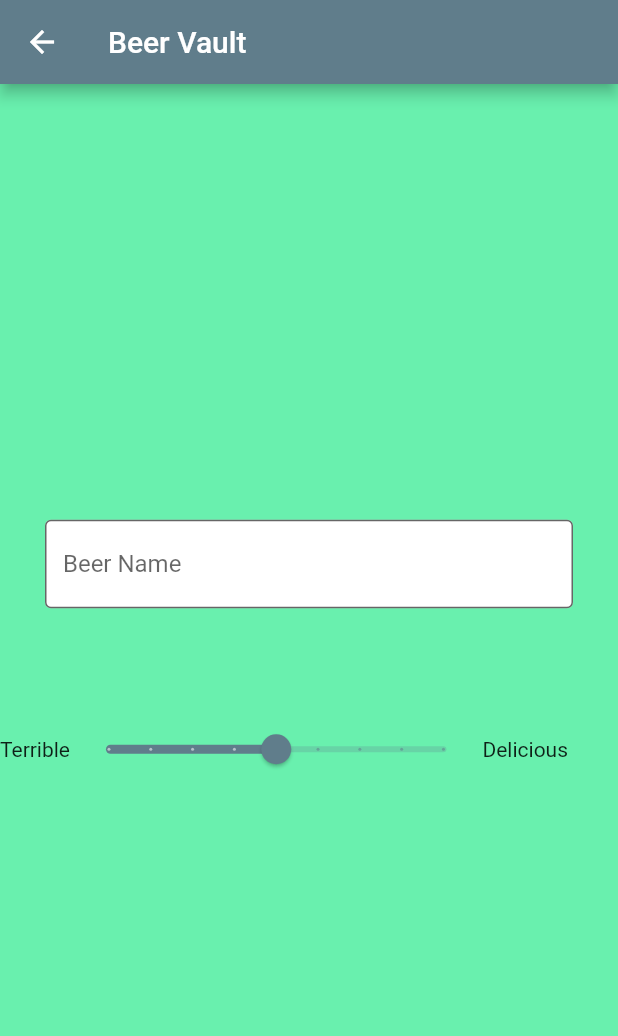
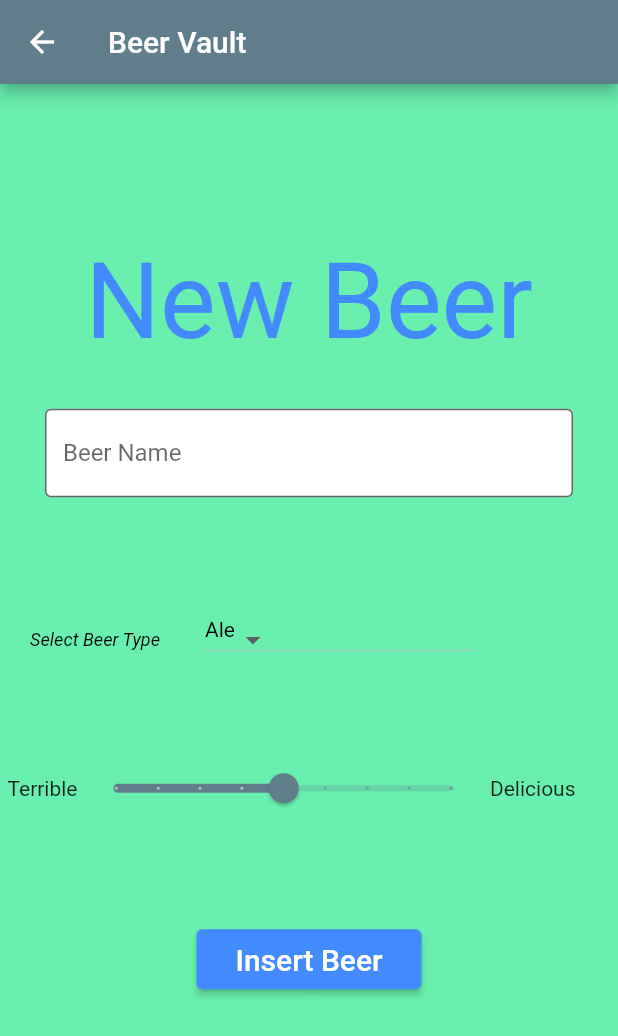
Before and after one commit to codyhanes32/Need_For_Feed, a Flutter app: the NewDrink screen opened directly, on a phone screen of 412 x 824 dp. Shown: the top 1036 px of the screen. Run offline on Flutter 3.47's test engine with Material 2 defaults, Android fonts, the light colour scheme and no system bars; network calls fail; Roboto replaces fonts that are missing (Hind).

Commit message:
added beer catagory to new drink page

```diff
--- a/lib/NewDrink.dart
+++ b/lib/NewDrink.dart
@@ -6,10 +6,12 @@ class NewDrink extends StatefulWidget {
   @override
   _NewDrinkState createState() => _NewDrinkState();
 }
-
 class _NewDrinkState extends State<NewDrink> {
   double rating = 3;
-  String beerType = 'Ale';
+  List<String> options = <String>['Ale', 'Lager', 'Porter', 'Stout', 'Blonde Ale', 'Brown Ale',
+    'Pale Ale', 'Indian Pale Ale (IPA)', 'Wheat', 'Pilsner', 'Sour'];
+  String dropdownValue = 'Ale';
+
   @override
   Widget build(BuildContext context) {
     return Scaffold(
@@ -25,6 +27,15 @@ class _NewDrinkState extends State<NewDrink> {
           children: [
 
             Container(
+              child: Text('New Beer',
+              style: TextStyle(
+                fontFamily: 'Hind',
+                color: Colors.blueAccent,
+                fontSize: 70,
+              )),
+            ),
+
+            Container(
               margin: EdgeInsets.all(30),
               child: TextField(
                 decoration: const InputDecoration(
@@ -35,10 +46,52 @@ class _NewDrinkState extends State<NewDrink> {
               ),
             ),
 
-
+            Container(
+              margin: new EdgeInsets.symmetric(horizontal: 20.0),
+              child: Row(
+                children: [
+                  Text('Select Beer Type',
+                  style: TextStyle(
+                    fontFamily: 'Hind',
+                    color: Colors.black,
+                    height: 1,
+                    fontSize: 12,
+                    fontStyle: FontStyle.italic,
+                  )),
+                  Container(
+                      margin: new EdgeInsets.symmetric(horizontal: 30.0, vertical: 50),
+                      height: 30,
+                      width: 180,
+                      child: DropdownButton<String>(
+                      value: dropdownValue,
+                      onChanged: (String? newValue) {
+                        setState(() {
+                          dropdownValue = newValue!;
+                        });
+                        },
+                      style: const TextStyle(color: Colors.blue),
+                      selectedItemBuilder: (BuildContext context) {
+                        return options.map((String value) {
+                          return Text(
+                            dropdownValue,
+                            style: const TextStyle(color: Colors.black),
+                          );
+                        }).toList();
+                        },
+                      items: options.map<DropdownMenuItem<String>>((String value) {
+                        return DropdownMenuItem<String>(
+                          value: value,
+                          child: Text(value),
+                        );
+                      }).toList(),
+                    ),
+                  ),
+                ],
+              ),
+            ),
 
               Container(
-                margin: new EdgeInsets.symmetric(vertical: 40.0),
+                margin: new EdgeInsets.symmetric(horizontal: 5, vertical: 10.0),
                 child:Row(
                   children:[
                     Text('Terrible'),
@@ -59,6 +112,28 @@ class _NewDrinkState extends State<NewDrink> {
                 ),
               ),
 
+            Container(
+                margin: new EdgeInsets.symmetric(vertical: 60.0),
+                width:150,
+                height: 40,
+                child:ElevatedButton(
+                    onPressed: (){
+                      //todo
+                    },
+                    style: TextButton.styleFrom(
+                        backgroundColor: Colors.blueAccent
+                    ),
+                    child: Text(
+                      'Insert Beer',
+                      style:
+                      TextStyle(
+                        color: Colors.white,
+                        fontSize: 20,
+                      ),
+                    )
+                )
+            ),
+
           ],
         ),
       ),
```
